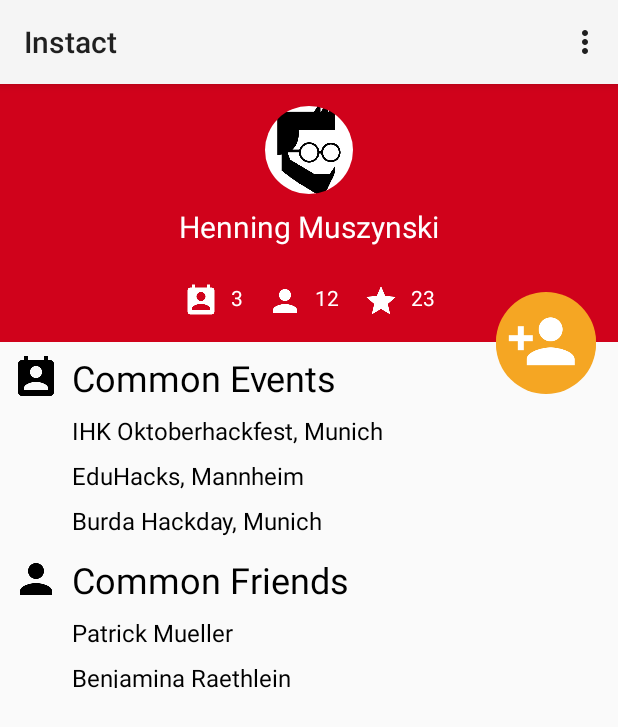
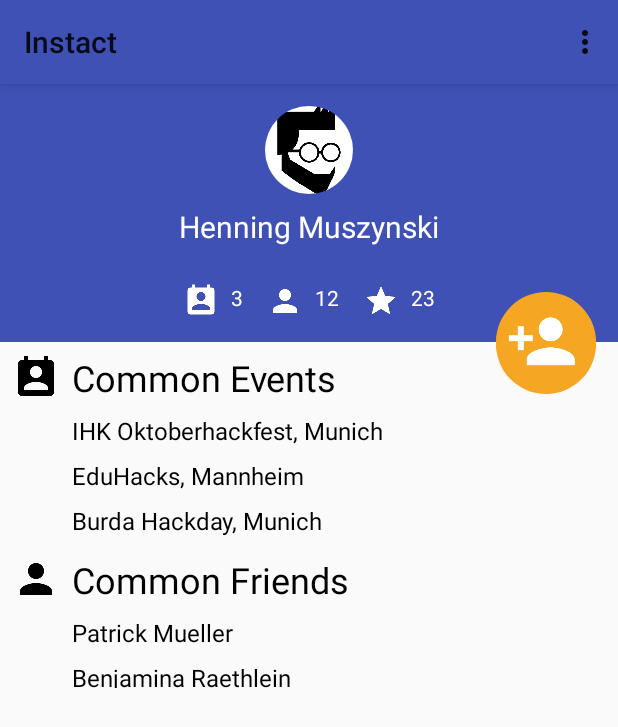
Before and after one commit to B3nRa/ohf-instact-android, an Android app: the screen it shows after launch (ProfileActivity), on a phone screen of 412 x 824 dp. Shown: the top 727 px of the screen. Run offline under Robolectric (Android 15) with nearby library versions, the phone set to English and light mode, and no system bars; libraries missing offline, so code that uses them is left out: ch.uepaa.p2pkit; 2 statements that could not run were skipped.

Commit message:
changed styles

```diff
--- a/app/src/main/AndroidManifest.xml
+++ b/app/src/main/AndroidManifest.xml
@@ -23,7 +23,7 @@
         </activity>
         <activity android:name=".ProfileActivity"
             android:label="@string/app_name"
-            android:theme = "@style/NoActionBar">
+            android:theme = "@style/AppTheme">
             <intent-filter>
                 <action android:name="android.intent.action.MAIN" />
 
--- a/app/src/main/res/values/colors.xml
+++ b/app/src/main/res/values/colors.xml
@@ -1,18 +1,18 @@
 <?xml version="1.0" encoding="utf-8"?>
 <resources>
-    <color name="colorPrimary">#D0021B</color>
-    <color name="colorPrimaryDark">#D0021B</color>
+    <color name="colorPrimary">#3F51B5</color>
+    <color name="colorPrimaryDark">#3F51B5</color>
     <color name="colorAccent">#ff026baf</color>
 
-    <color name="primary_color">#D0021B</color>
+    <color name="primary_color">#3F51B5</color>
     <color name="primary_text_color">#FFFFFF</color>
-    <color name="primaryDark">#D0021B</color>
-    <color name="primaryLight">#D0021B</color>
+    <color name="primaryDark">#3F51B5</color>
+    <color name="primaryLight">#3F51B5</color>
     <color name="dark_gray">#ff707070</color>
-    <color name="theme_primary">#D0021B</color>
+    <color name="theme_primary">#3F51B5</color>
     <color name="theme_primary_dark">#ff026baf</color>
     <color name="theme_primary_light">#03A9F4</color>
-    <color name="theme_accent">#FF9800</color>
+    <color name="theme_accent">#F5A623</color>
 
-    <color name="secondary_color">#FF9800</color>
+    <color name="secondary_color">#F5A623</color>
 </resources>
--- a/app/src/main/res/values/styles.xml
+++ b/app/src/main/res/values/styles.xml
@@ -9,9 +9,4 @@
         <!--<item name="theme">@style/ThemeOverlay.AppCompat.Dark.ActionBar</item>-->
     </style>
 
-    <style name="NoActionBar" parent="Theme.AppCompat.Light">
-        <item name="android:windowActionBar">false</item>
-        <item name="android:windowNoTitle">true</item>
-    </style>
-
 </resources>
```
